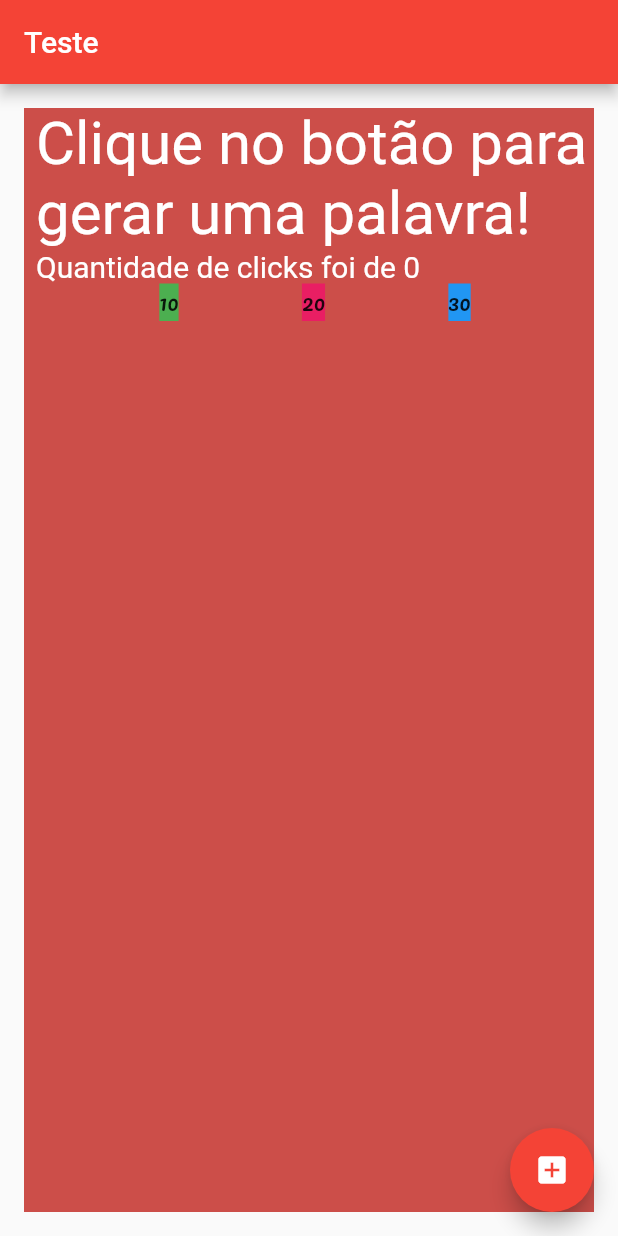
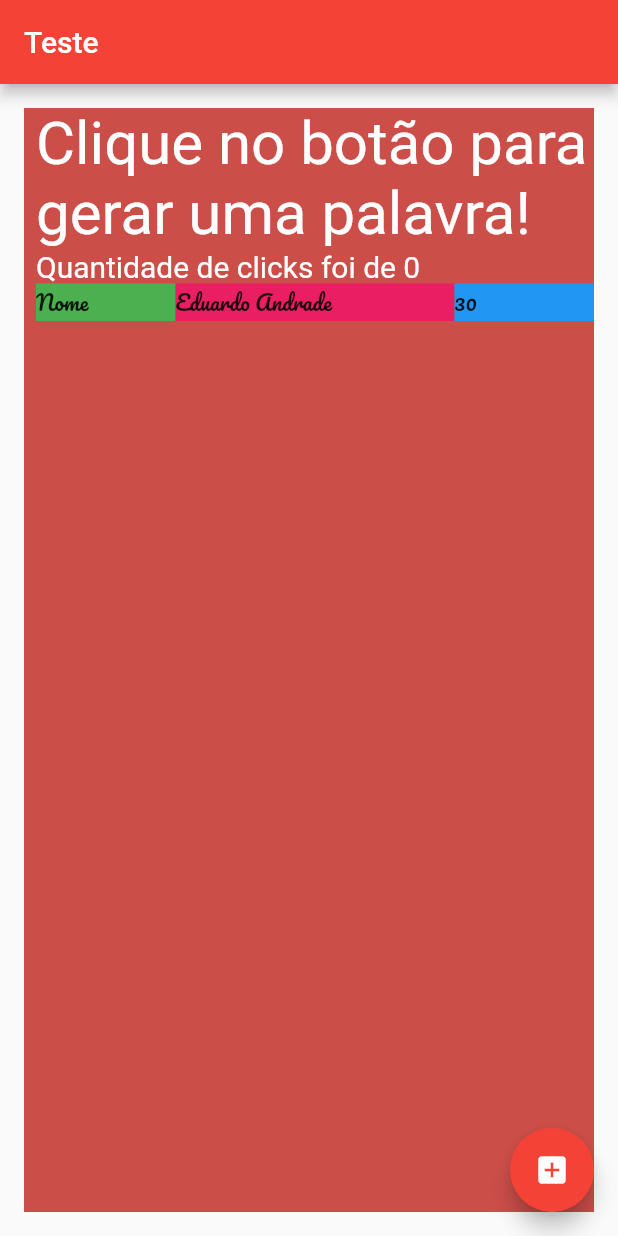
Before and after one commit to eduardoandd/trilhaap, a Flutter app: the screen it shows after launch, on a phone screen of 412 x 824 dp. Run offline on Flutter 3.47's test engine with Material 2 defaults, Android fonts, the phone set to English and light mode, and no system bars; our stand-ins replace google_fonts; Roboto replaces fonts that are missing (Acme).

Commit message:
entendendo expanded e flex

```diff
--- a/lib/pages/home_page.dart
+++ b/lib/pages/home_page.dart
@@ -42,9 +42,9 @@ class _HomePageState extends State<HomePage> {
               mainAxisAlignment: MainAxisAlignment.spaceEvenly,
 
               children: [
-                Container(color: Colors.green, child:Text("10")),
-                Container(color: Colors.pink, child:Text("20")),
-                Container(color: Colors.blue, child:Text("30")),
+                Expanded(flex: 1,child: Container(color: Colors.green, child:Text("Nome"))),
+                Expanded(flex: 2,child: Container(color: Colors.pink, child:Text("Eduardo Andrade"))),
+                Expanded(child: Container(color: Colors.blue, child:Text("30")))
               ],
             )
           ],
```
